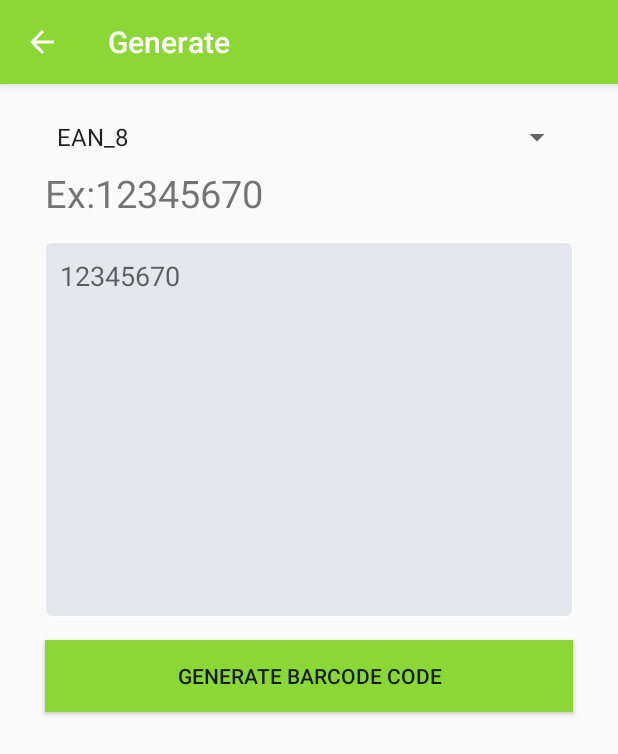
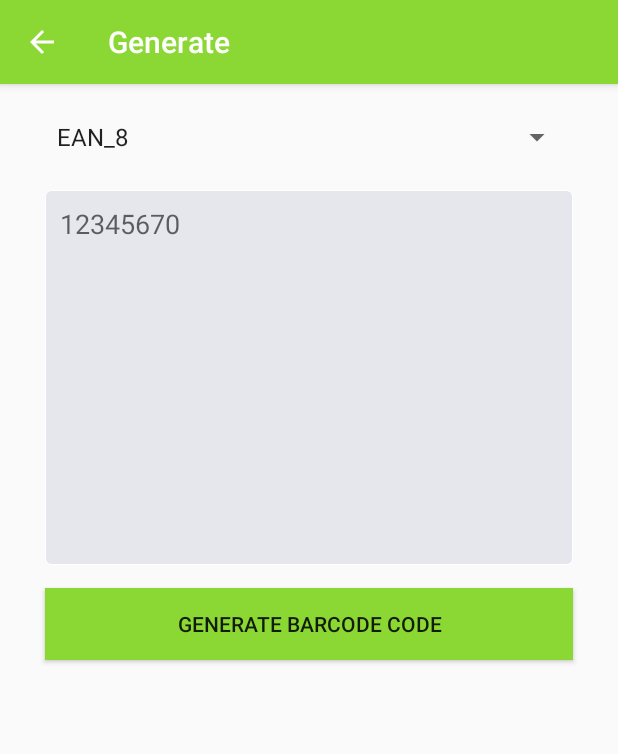
Before and after one commit to xixiaohui/qr, an Android app: the fragment GenerateProductFragment placed in its activity, on a phone screen of 412 x 824 dp. Shown: the top 754 px of the screen. Run offline under Robolectric (Android 15) with nearby library versions, the phone set to English and light mode, and no system bars.

```diff
--- a/app/src/main/java/com/xixiaohui/scanner/MainActivity.kt
+++ b/app/src/main/java/com/xixiaohui/scanner/MainActivity.kt
@@ -101,7 +101,7 @@ class MainActivity : AppCompatActivity() {
             resultList.add(result)
             keyList.add(k)
         }
-//        println(resultList)
+        println(resultList)
     }
 
 
--- a/app/src/main/java/com/xixiaohui/scanner/activity/HistoryActivity.kt
+++ b/app/src/main/java/com/xixiaohui/scanner/activity/HistoryActivity.kt
@@ -49,4 +49,6 @@ class HistoryActivity : AppCompatActivity() {
         }
         return super.onOptionsItemSelected(item)
     }
+
+
 }
--- a/app/src/main/java/com/xixiaohui/scanner/fragment/GenerateProductFragment.kt
+++ b/app/src/main/java/com/xixiaohui/scanner/fragment/GenerateProductFragment.kt
@@ -28,20 +28,19 @@ class GenerateProductFragment : Fragment(), GenerateString {
     private lateinit var binding: FragmentGenerateProductBinding
 
     private var tips = mutableListOf<String>(
-        "Ex:12345670",
-        "Ex:5701234567899",
-        "Ex:12345670",
-        "Ex:012345678912",
-        "Ex:123456ABC",
-        "Ex:WIKIPEDIA",
-        "Ex:code128",
-        "Ex:00012345678905",
-        "Ex:This is a PDF417",
-        "Ex:12345678",
-        "Ex:Deo free app",
-        "Ex:www.amazon.com"
+        "12345670",
+        "5701234567899",
+        "12345670",
+        "012345678912",
+        "123456ABC",
+        "WIKIPEDIA",
+        "code128",
+        "00012345678905",
+        "This is a PDF417",
+        "12345678",
+        "Deo free app",
+        "www.amazon.com"
     )
-
 
     override fun onCreate(savedInstanceState: Bundle?) {
         super.onCreate(savedInstanceState)
@@ -49,7 +48,6 @@ class GenerateProductFragment : Fragment(), GenerateString {
             param1 = it.getString(ARG_PARAM1)
             param2 = it.getString(ARG_PARAM2)
         }
-
     }
 
     override fun onCreateView(
@@ -64,8 +62,6 @@ class GenerateProductFragment : Fragment(), GenerateString {
             startActivity(intent)
         }
 
-        binding.formatTips.text = tips[0]
-
         binding.productType.onItemSelectedListener = object : AdapterView.OnItemSelectedListener {
             override fun onNothingSelected(parent: AdapterView<*>?) {
 
@@ -77,7 +73,7 @@ class GenerateProductFragment : Fragment(), GenerateString {
                 position: Int,
                 id: Long
             ) {
-                binding.formatTips.text = tips[position]
+                binding.inputContentProduct.hint = tips[position]
             }
         }
 
--- a/app/src/main/java/com/xixiaohui/scanner/utils/MyResult.java
+++ b/app/src/main/java/com/xixiaohui/scanner/utils/MyResult.java
@@ -23,4 +23,5 @@ public class MyResult{
     public void setFavorite(Boolean favorite) {
         isFavorite = favorite;
     }
+
 }
--- a/app/src/main/res/layout/fragment_generate_product.xml
+++ b/app/src/main/res/layout/fragment_generate_product.xml
@@ -16,13 +16,13 @@
         android:layout_marginTop="@dimen/item_generate_margin_top"
         android:dropDownWidth="match_parent"
         android:entries="@array/product_type"/>
-    <TextView
-        android:id="@+id/format_tips"
-        android:layout_width="wrap_content"
-        android:layout_height="wrap_content"
-        android:textSize="@dimen/text_barcode"
-        android:layout_marginLeft="@dimen/item_generate_margin"
-        android:layout_marginRight="@dimen/item_generate_margin"/>
+<!--    <TextView-->
+<!--        android:id="@+id/format_tips"-->
+<!--        android:layout_width="wrap_content"-->
+<!--        android:layout_height="wrap_content"-->
+<!--        android:textSize="@dimen/text_barcode"-->
+<!--        android:layout_marginLeft="@dimen/item_generate_margin"-->
+<!--        android:layout_marginRight="@dimen/item_generate_margin"/>-->
     <EditText
         android:id="@+id/input_content_product"
         android:layout_width="match_parent"
```
Also changed, not shown: app/src/main/java/com/xixiaohui/scanner/fragment/HistoryFragment.kt (+40 -8 lines), app/src/main/java/com/xixiaohui/scanner/utils/SpUtils.java (+4 -4 lines).
